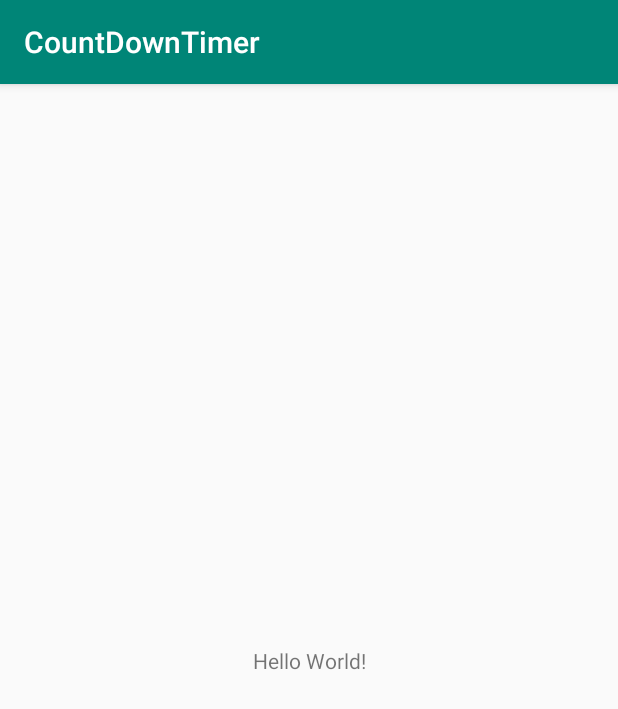
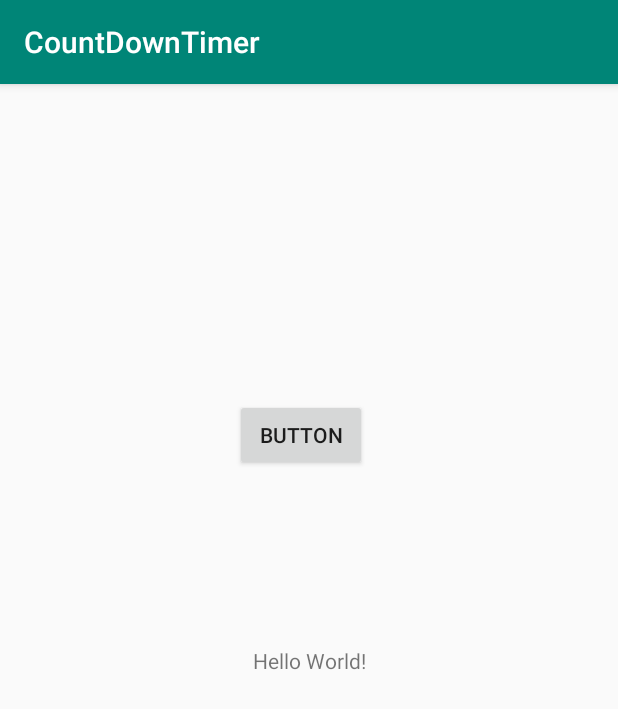
Before and after one commit to 19960303/CountDownTimer, an Android app: the screen it shows after launch (MainActivity), on a phone screen of 412 x 824 dp. Shown: the top 709 px of the screen. Run offline under Robolectric (Android 15) with nearby library versions, the phone set to English and light mode, and no system bars.

Commit message:
Added a botton

```diff
--- a/app/src/main/res/layout/activity_main.xml
+++ b/app/src/main/res/layout/activity_main.xml
@@ -15,4 +15,18 @@
         app:layout_constraintRight_toRightOf="parent"
         app:layout_constraintTop_toTopOf="parent" />
 
+    <Button
+        android:id="@+id/button"
+        android:layout_width="wrap_content"
+        android:layout_height="wrap_content"
+        android:layout_marginStart="156dp"
+        android:layout_marginTop="191dp"
+        android:layout_marginEnd="167dp"
+        android:layout_marginBottom="492dp"
+        android:text="Button"
+        app:layout_constraintBottom_toBottomOf="parent"
+        app:layout_constraintEnd_toEndOf="parent"
+        app:layout_constraintStart_toStartOf="parent"
+        app:layout_constraintTop_toTopOf="parent" />
+
 </android.support.constraint.ConstraintLayout>
```
